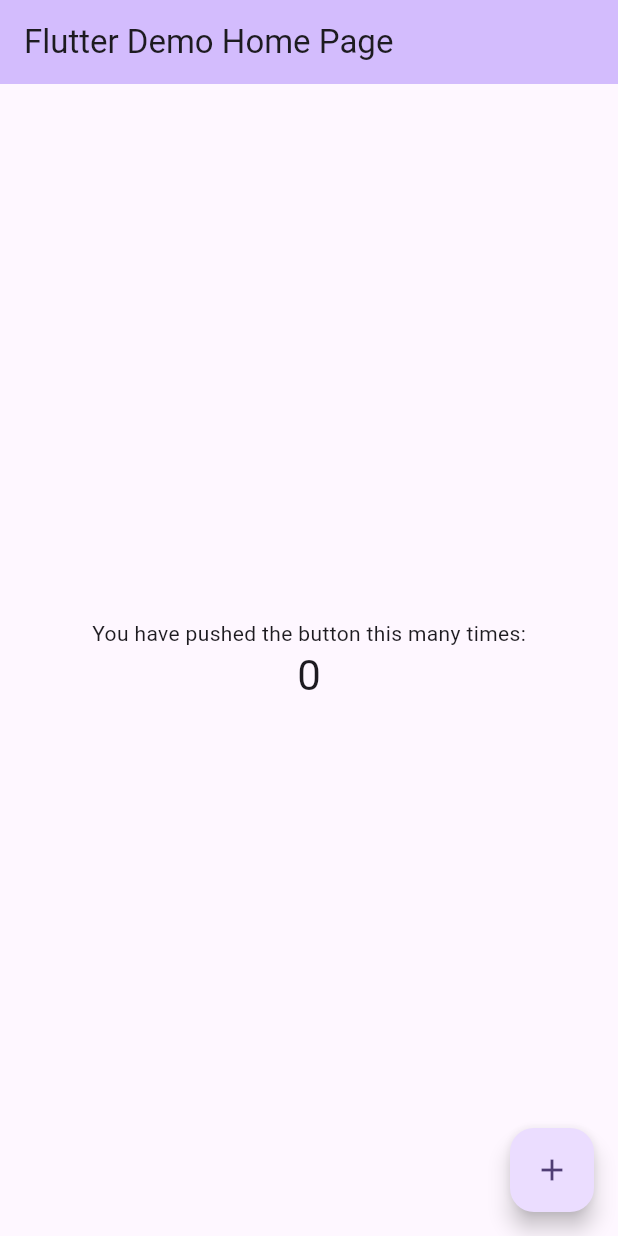
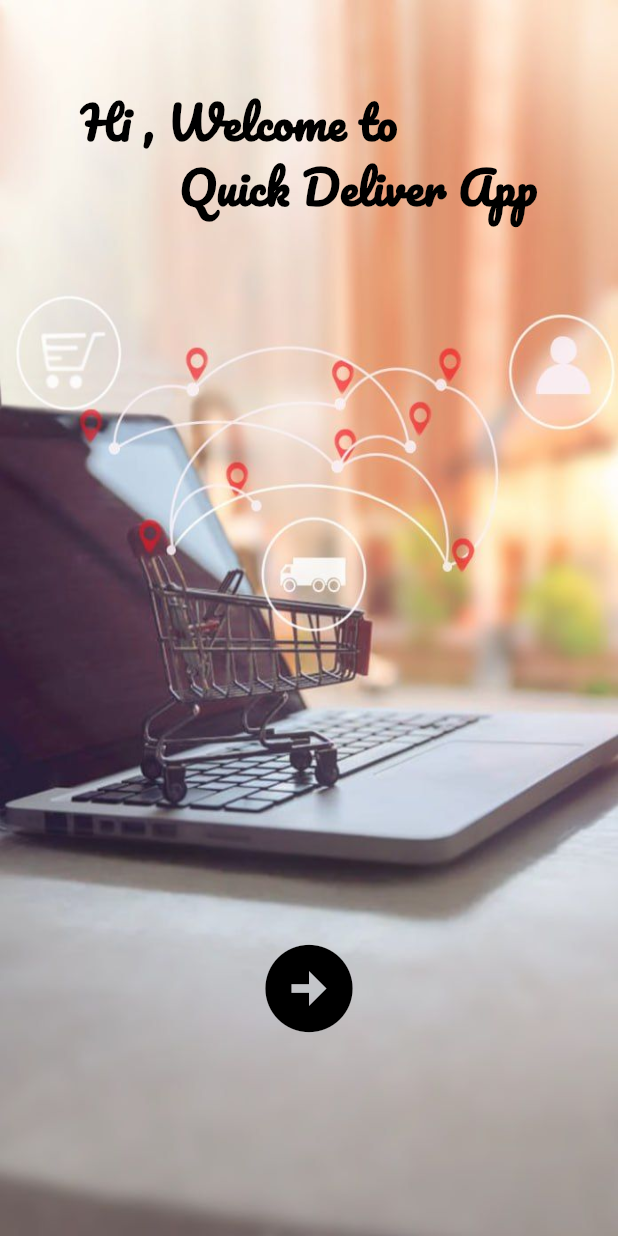
Before and after one commit to ramaazkoul/quick_deliver_app, a Flutter app: the screen it shows after launch, on a phone screen of 412 x 824 dp. Run offline on Flutter 3.47's test engine with Material 3 defaults, Android fonts, the light colour scheme and no system bars.

Commit message:
create StartPage and add the photo

```diff
--- /dev/null
+++ b/lib/Screens/start_page.dart
@@ -0,0 +1,46 @@
+import 'package:flutter/material.dart';
+
+class StartPage extends StatelessWidget {
+    StartPage({super.key});
+
+  @override
+  Widget build(BuildContext context) {
+    return SafeArea(
+      child: Scaffold(
+        body: Container(
+          width: double.infinity,
+          decoration: const BoxDecoration(
+            image: DecorationImage(
+                image:
+                    AssetImage('asset/image/photo_2024-12-07_12-47-12.jpg'),
+                fit: BoxFit.fill),
+          ),
+          child: Column(
+            children: [
+              Container(
+                  margin: const EdgeInsets.only(top: 60),
+                  child: const Text(
+                    "Hi , Welcome to     \n        Quick Deliver App",
+                    style: TextStyle(
+                      color: Colors.black,
+                        fontFamily: 'Pacifico',
+                        fontSize: 30,
+                        fontWeight: FontWeight.bold),
+                  )),
+              Container(
+                margin: const EdgeInsets.only(top: 470),
+                child: IconButton(
+                    onPressed: () { },
+                    icon: const Icon(
+                      Icons.arrow_circle_right,
+                      size: 70,
+                      color: Colors.black,
+                    )),
+              )
+            ],
+          ),
+        ),
+      ),
+    );
+  }
+}
--- a/lib/main.dart
+++ b/lib/main.dart
@@ -1,125 +1,17 @@
 import 'package:flutter/material.dart';
+import 'package:quick_deliver_app/Screens/start_page.dart';
 
 void main() {
-  runApp(const MyApp());
+  runApp(QuickDeliver());
 }
+class QuickDeliver extends StatelessWidget {
+    QuickDeliver({super.key});
 
-class MyApp extends StatelessWidget {
-  const MyApp({super.key});
-
-  // This widget is the root of your application.
   @override
   Widget build(BuildContext context) {
     return MaterialApp(
-      title: 'Flutter Demo',
-      theme: ThemeData(
-        // This is the theme of your application.
-        //
-        // TRY THIS: Try running your application with "flutter run". You'll see
-        // the application has a purple toolbar. Then, without quitting the app,
-        // try changing the seedColor in the colorScheme below to Colors.green
-        // and then invoke "hot reload" (save your changes or press the "hot
-        // reload" button in a Flutter-supported IDE, or press "r" if you used
-        // the command line to start the app).
-        //
-        // Notice that the counter didn't reset back to zero; the application
-        // state is not lost during the reload. To reset the state, use hot
-        // restart instead.
-        //
-        // This works for code too, not just values: Most code changes can be
-        // tested with just a hot reload.
-        colorScheme: ColorScheme.fromSeed(seedColor: Colors.deepPurple),
-        useMaterial3: true,
-      ),
-      home: const MyHomePage(title: 'Flutter Demo Home Page'),
+      debugShowCheckedModeBanner: false,
+      home: StartPage(),
     );
   }
 }
-
-class MyHomePage extends StatefulWidget {
-  const MyHomePage({super.key, required this.title});
-
-  // This widget is the home page of your application. It is stateful, meaning
-  // that it has a State object (defined below) that contains fields that affect
-  // how it looks.
-
-  // This class is the configuration for the state. It holds the values (in this
-  // case the title) provided by the parent (in this case the App widget) and
-  // used by the build method of the State. Fields in a Widget subclass are
-  // always marked "final".
-
-  final String title;
-
-  @override
-  State<MyHomePage> createState() => _MyHomePageState();
-}
-
-class _MyHomePageState extends State<MyHomePage> {
-  int _counter = 0;
-
-  void _incrementCounter() {
-    setState(() {
-      // This call to setState tells the Flutter framework that something has
-      // changed in this State, which causes it to rerun the build method below
-      // so that the display can reflect the updated values. If we changed
-      // _counter without calling setState(), then the build method would not be
-      // called again, and so nothing would appear to happen.
-      _counter++;
-    });
-  }
-
-  @override
-  Widget build(BuildContext context) {
-    // This method is rerun every time setState is called, for instance as done
-    // by the _incrementCounter method above.
-    //
-    // The Flutter framework has been optimized to make rerunning build methods
-    // fast, so that you can just rebuild anything that needs updating rather
-    // than having to individually change instances of widgets.
-    return Scaffold(
-      appBar: AppBar(
-        // TRY THIS: Try changing the color here to a specific color (to
-        // Colors.amber, perhaps?) and trigger a hot reload to see the AppBar
-        // change color while the other colors stay the same.
-        backgroundColor: Theme.of(context).colorScheme.inversePrimary,
-        // Here we take the value from the MyHomePage object that was created by
-        // the App.build method, and use it to set our appbar title.
-        title: Text(widget.title),
-      ),
-      body: Center(
-        // Center is a layout widget. It takes a single child and positions it
-        // in the middle of the parent.
-        child: Column(
-          // Column is also a layout widget. It takes a list of children and
-          // arranges them vertically. By default, it sizes itself to fit its
-          // children horizontally, and tries to be as tall as its parent.
-          //
-          // Column has various properties to control how it sizes itself and
-          // how it positions its children. Here we use mainAxisAlignment to
-          // center the children vertically; the main axis here is the vertical
-          // axis because Columns are vertical (the cross axis would be
-          // horizontal).
-          //
-          // TRY THIS: Invoke "debug painting" (choose the "Toggle Debug Paint"
-          // action in the IDE, or press "p" in the console), to see the
-          // wireframe for each widget.
-          mainAxisAlignment: MainAxisAlignment.center,
-          children: <Widget>[
-            const Text(
-              'You have pushed the button this many times:',
-            ),
-            Text(
-              '$_counter',
-              style: Theme.of(context).textTheme.headlineMedium,
-            ),
-          ],
-        ),
-      ),
-      floatingActionButton: FloatingActionButton(
-        onPressed: _incrementCounter,
-        tooltip: 'Increment',
-        child: const Icon(Icons.add),
-      ), // This trailing comma makes auto-formatting nicer for build methods.
-    );
-  }
-}
```
Also changed, not shown: pubspec.yaml (+7 -14 lines), asset/fonts/Pacifico-Regular.ttf (added), asset/image/photo_2024-12-07_12-47-12.jpg (added).
